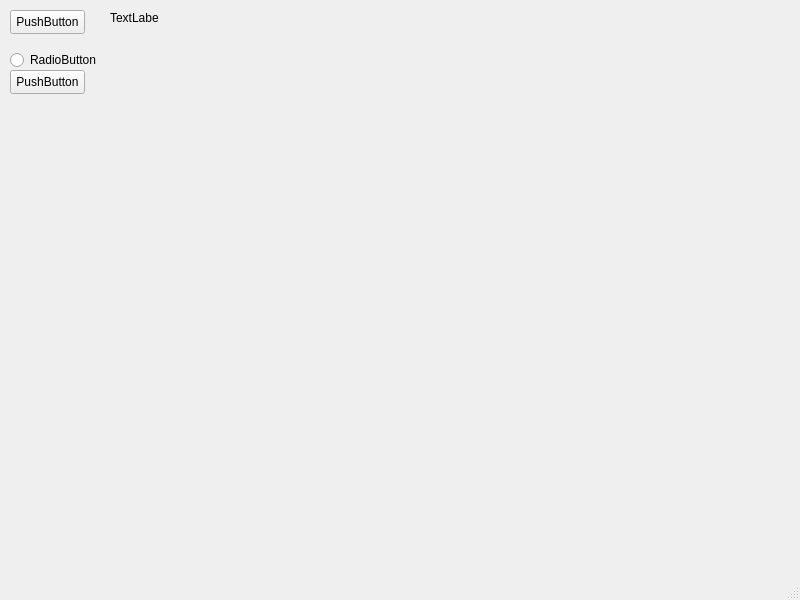
Qt form ui/mainwindow.ui (OneLazyAdmin/LeagueScheduler) before a commit.
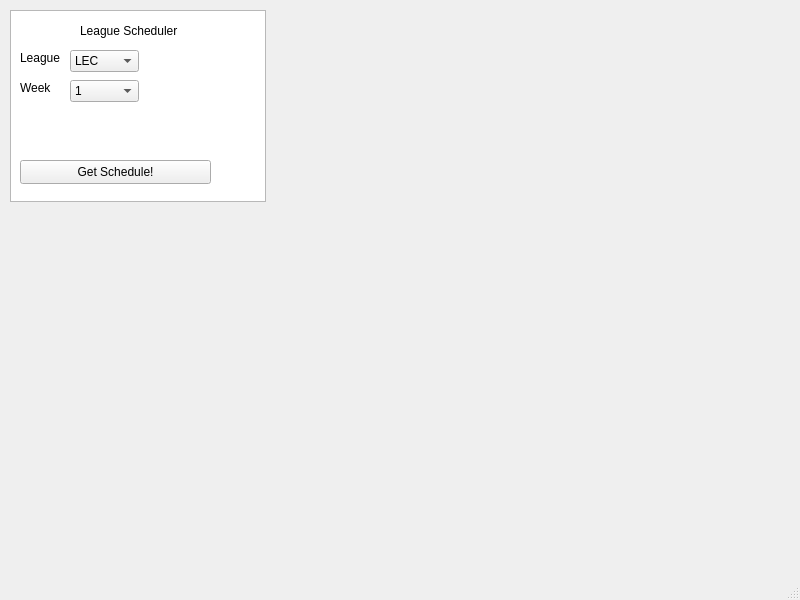
The same form after that commit.

Commit message: Improved the request + saving of the result. Made it a function Improved the GUI

```diff
--- a/ui/mainwindow.ui
+++ b/ui/mainwindow.ui
@@ -14,56 +14,156 @@
    <string>MainWindow</string>
   </property>
   <widget class="QWidget" name="centralwidget">
-   <widget class="QPushButton" name="pushButton">
+   <widget class="QTableWidget" name="tableWidget">
     <property name="geometry">
      <rect>
       <x>10</x>
       <y>10</y>
-      <width>75</width>
-      <height>24</height>
+      <width>256</width>
+      <height>192</height>
      </rect>
     </property>
+   </widget>
+   <widget class="QLabel" name="title">
+    <property name="geometry">
+     <rect>
+      <x>80</x>
+      <y>20</y>
+      <width>141</width>
+      <height>21</height>
+     </rect>
+    </property>
     <property name="text">
-     <string>PushButton</string>
+     <string>League Scheduler</string>
     </property>
    </widget>
-   <widget class="QRadioButton" name="radioButton">
+   <widget class="QLabel" name="chosen_league_title">
     <property name="geometry">
      <rect>
-      <x>10</x>
+      <x>20</x>
       <y>50</y>
-      <width>89</width>
-      <height>20</height>
+      <width>49</width>
+      <height>16</height>
      </rect>
     </property>
     <property name="text">
-     <string>RadioButton</string>
+     <string>League</string>
     </property>
    </widget>
-   <widget class="QPushButton" name="pushButton_2">
+   <widget class="QComboBox" name="chosen_league">
     <property name="geometry">
      <rect>
-      <x>10</x>
-      <y>70</y>
-      <width>75</width>
-      <height>24</height>
+      <x>70</x>
+      <y>50</y>
+      <width>69</width>
+      <height>22</height>
      </rect>
     </property>
-    <property name="text">
-     <string>PushButton</string>
-    </property>
+    <item>
+     <property name="text">
+      <string>LEC</string>
+     </property>
+    </item>
+    <item>
+     <property name="text">
+      <string>LCS</string>
+     </property>
+    </item>
+    <item>
+     <property name="text">
+      <string>LPL</string>
+     </property>
+    </item>
+    <item>
+     <property name="text">
+      <string>LCK</string>
+     </property>
+    </item>
    </widget>
    <widget class="QLabel" name="label">
     <property name="geometry">
      <rect>
-      <x>110</x>
-      <y>10</y>
+      <x>20</x>
+      <y>80</y>
       <width>49</width>
       <height>16</height>
      </rect>
     </property>
     <property name="text">
-     <string>TextLabel</string>
+     <string>Week</string>
+    </property>
+   </widget>
+   <widget class="QComboBox" name="chosen_week">
+    <property name="geometry">
+     <rect>
+      <x>70</x>
+      <y>80</y>
+      <width>69</width>
+      <height>22</height>
+     </rect>
+    </property>
+    <item>
+     <property name="text">
+      <string>1</string>
+     </property>
+    </item>
+    <item>
+     <property name="text">
+      <string>2</string>
+     </property>
+    </item>
+    <item>
+     <property name="text">
+      <string>3</string>
+     </property>
+    </item>
+    <item>
+     <property name="text">
+      <string>4</string>
+     </property>
+    </item>
+    <item>
+     <property name="text">
+      <string>5</string>
+     </property>
+    </item>
+    <item>
+     <property name="text">
+      <string>6</string>
+     </property>
+    </item>
+    <item>
+     <property name="text">
+      <string>7</string>
+     </property>
+    </item>
+    <item>
+     <property name="text">
+      <string>8</string>
+     </property>
+    </item>
+    <item>
+     <property name="text">
+      <string>9</string>
+     </property>
+    </item>
+    <item>
+     <property name="text">
+      <string>10</string>
+     </property>
+    </item>
+   </widget>
+   <widget class="QPushButton" name="get_schedule">
+    <property name="geometry">
+     <rect>
+      <x>20</x>
+      <y>160</y>
+      <width>191</width>
+      <height>24</height>
+     </rect>
+    </property>
+    <property name="text">
+     <string>Get Schedule!</string>
     </property>
    </widget>
   </widget>
```
Left out of the diff: 2 changed lines with no effect on the pictures. The commit also changes 5 other files.
